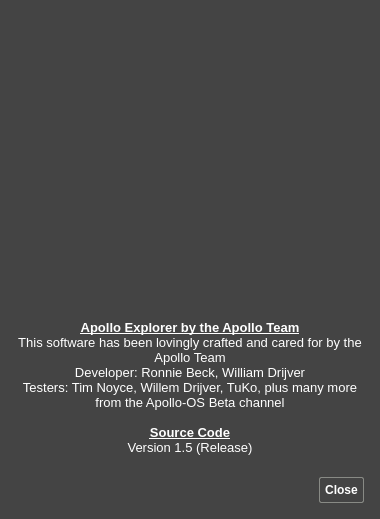
Above: ApolloExplorerPC/aboutdialog.ui from ronybeck/ApolloExplorer before the change. Below: the same form after it.
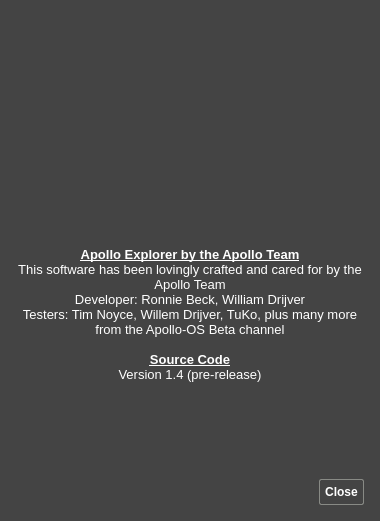
That is the form after the change. Icons and pictures are not drawn.

Patch:
```diff
--- a/ApolloExplorerPC/aboutdialog.ui
+++ b/ApolloExplorerPC/aboutdialog.ui
@@ -7,7 +7,7 @@
     <x>0</x>
     <y>0</y>
     <width>380</width>
-    <height>519</height>
+    <height>521</height>
    </rect>
   </property>
   <property name="sizePolicy">
@@ -16,6 +16,12 @@
     <verstretch>0</verstretch>
    </sizepolicy>
   </property>
+  <property name="minimumSize">
+   <size>
+    <width>0</width>
+    <height>0</height>
+   </size>
+  </property>
   <property name="windowTitle">
    <string>About Apollo Explorer</string>
   </property>
@@ -134,7 +140,7 @@
      <property name="maximumSize">
       <size>
        <width>16777215</width>
-       <height>150</height>
+       <height>300</height>
       </size>
      </property>
      <property name="frameShape">
@@ -166,7 +172,7 @@
 &lt;p align=&quot;center&quot; style=&quot; margin-top:0px; margin-bottom:0px; margin-left:0px; margin-right:0px; -qt-block-indent:0; text-indent:0px;&quot;&gt;&lt;span style=&quot; font-family:'Ubuntu'; font-weight:400;&quot;&gt;Testers: Tim Noyce, Willem Drijver, TuKo, plus many more from the Apollo-OS Beta channel&lt;/span&gt;&lt;/p&gt;
 &lt;p align=&quot;center&quot; style=&quot;-qt-paragraph-type:empty; margin-top:0px; margin-bottom:0px; margin-left:0px; margin-right:0px; -qt-block-indent:0; text-indent:0px; font-family:'Ubuntu'; font-weight:400;&quot;&gt;&lt;br /&gt;&lt;/p&gt;
 &lt;p align=&quot;center&quot; style=&quot; margin-top:0px; margin-bottom:0px; margin-left:0px; margin-right:0px; -qt-block-indent:0; text-indent:0px;&quot;&gt;&lt;a href=&quot;https://github.com/ronybeck/ApolloExplorer&quot;&gt;&lt;span style=&quot; text-decoration: underline; color:#ffffff;&quot;&gt;Source Code&lt;/span&gt;&lt;/a&gt;&lt;/p&gt;
-&lt;p align=&quot;center&quot; style=&quot; margin-top:0px; margin-bottom:0px; margin-left:0px; margin-right:0px; -qt-block-indent:0; text-indent:0px;&quot;&gt;&lt;span style=&quot; font-family:'Ubuntu'; font-weight:400;&quot;&gt;Version 1.5 (Release)&lt;/span&gt;&lt;/p&gt;&lt;/body&gt;&lt;/html&gt;</string>
+&lt;p align=&quot;center&quot; style=&quot; margin-top:0px; margin-bottom:0px; margin-left:0px; margin-right:0px; -qt-block-indent:0; text-indent:0px;&quot;&gt;&lt;span style=&quot; font-family:'Ubuntu'; font-weight:400;&quot;&gt;Version 1.4 (pre-release)&lt;/span&gt;&lt;/p&gt;&lt;/body&gt;&lt;/html&gt;</string>
      </property>
      <property name="openExternalLinks">
       <bool>true</bool>
```
Left out of the diff: 2 changed lines with no effect on the pictures.
